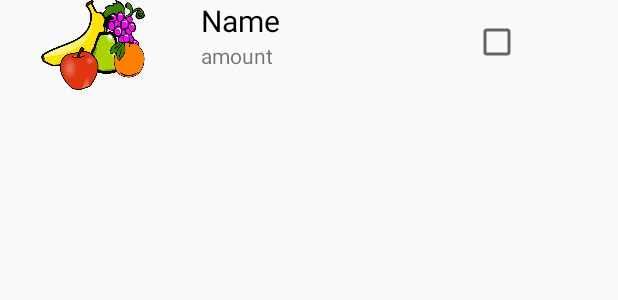
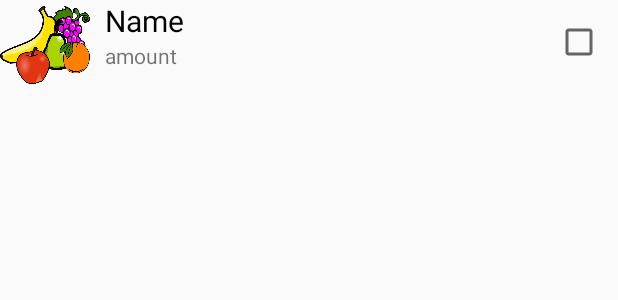
Before and after one commit to Magisus/shopping-list-android, an Android app: the layout list_row.xml on its own in the app's theme, with its tools: preview values and no code run, on a phone screen of 412 x 824 dp. Shown: the top 300 px of the screen. Run offline under Robolectric (Android 15) with nearby library versions, the phone set to English and light mode, and no system bars.

Commit message:
Merged new UI stuff. Still awkward on different sized screens...

```diff
--- a/app/src/main/res/layout/activity_main.xml
+++ b/app/src/main/res/layout/activity_main.xml
@@ -25,7 +25,7 @@
             android:textSize="20sp"
             android:visibility="gone"/>
 
-    <LinearLayout
+    <RelativeLayout
         android:layout_width="match_parent"
         android:layout_height="wrap_content"
         android:orientation="horizontal">
@@ -48,6 +48,6 @@
             fab:fab_colorPressed="#4DB842"
             android:layout_alignParentBottom="true"
             android:layout_alignParentRight="true"/>
-    </LinearLayout>
+    </RelativeLayout>
 
 </LinearLayout>
--- a/app/src/main/res/layout/list_row.xml
+++ b/app/src/main/res/layout/list_row.xml
@@ -1,23 +1,21 @@
 <?xml version="1.0" encoding="utf-8"?>
-<LinearLayout xmlns:android="http://schemas.android.com/apk/res/android"
+<RelativeLayout xmlns:android="http://schemas.android.com/apk/res/android"
               android:orientation="horizontal"
               android:layout_width="match_parent"
-              android:layout_height="match_parent"
-    android:weightSum="4">
+              android:layout_height="match_parent">
 
     <ImageView
         android:id="@+id/iconImage"
         android:src="@drawable/fruit"
         android:layout_width="60dp"
-        android:layout_height="60dp"
-        android:layout_weight="1"/>
+        android:layout_height="60dp"/>
 
     <LinearLayout
         android:layout_width="wrap_content"
         android:layout_height="wrap_content"
         android:orientation="vertical"
         android:paddingLeft="10dp"
-        android:layout_weight="2">
+        android:layout_toRightOf="@+id/iconImage">
 
         <TextView
             android:id="@+id/nameText"
@@ -38,7 +36,7 @@
         android:id="@+id/purchasedCheckBox"
         android:layout_width="wrap_content"
         android:layout_height="wrap_content"
-        android:gravity="right"
-        android:layout_marginTop="12dp"
-        android:layout_weight="1"/>
-</LinearLayout>
+        android:layout_alignParentRight="true"
+        android:layout_marginRight="10dp"
+        android:layout_marginTop="12dp"/>
+</RelativeLayout>
```
